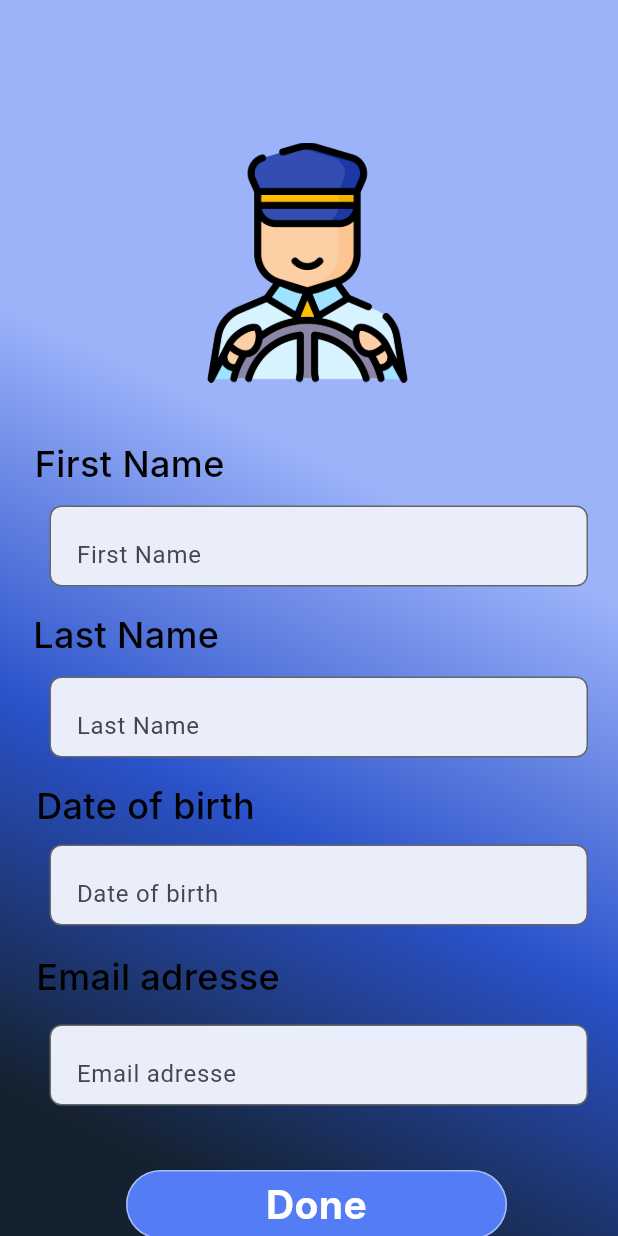
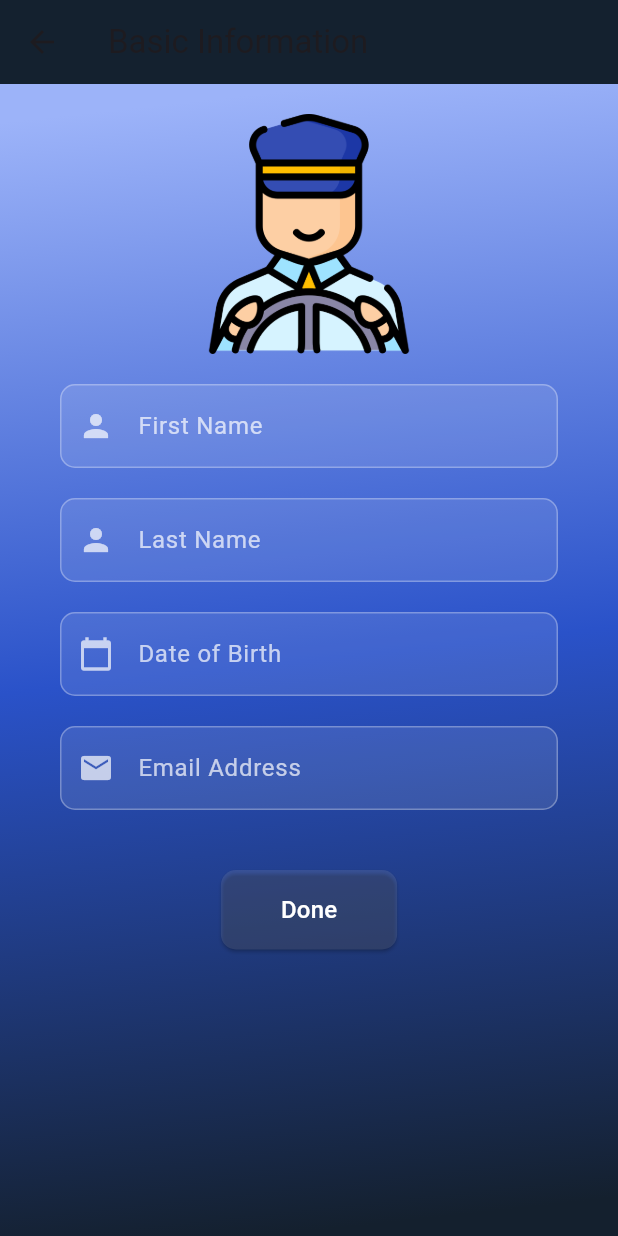
Before and after one commit to ikorach01/bus_app, a Flutter app: the BasicInfoPage screen opened directly, after a tap on "Done", on a phone screen of 412 x 824 dp. Run offline on Flutter 3.47's test engine with Material 3 defaults, Android fonts, the phone set to English and light mode, and no system bars; our stand-ins replace app_links, flutter_map, image_picker, latlong2, location, permission_handler and 2 more; accounts and stored records are empty; Roboto replaces fonts that are missing (Instrument Sans, Inter).

Commit message:
حفظ التعديلات قبل جلب التحديثات

```diff
--- a/lib/features/driver/auth/add_information.dart
+++ b/lib/features/driver/auth/add_information.dart
@@ -115,7 +115,7 @@ class _AddInformationPageState extends State<AddInformationPage> {
                   Navigator.push(
                     context,
                     MaterialPageRoute(
-                      builder: (context) => const BasicInfoPage(),
+                      builder: (context) => BasicInfoPage(), // Removed const
                     ),
                   );
                 },
--- a/lib/features/driver/auth/basic_info.dart
+++ b/lib/features/driver/auth/basic_info.dart
@@ -1,6 +1,9 @@
 import 'package:flutter/material.dart';
+import 'add_information.dart'; // استيراد صفحة add_information.dart
 
 class BasicInfoPage extends StatefulWidget {
+  const BasicInfoPage({Key? key}) : super(key: key);
+
   @override
   _BasicInfoPageState createState() => _BasicInfoPageState();
 }
@@ -12,26 +15,65 @@ class _BasicInfoPageState extends State<BasicInfoPage> {
   final _dateOfBirthController = TextEditingController();
   final _emailController = TextEditingController();
 
+  void _validateAndNavigate(BuildContext context) {
+    if (_formKey.currentState!.validate()) {
+      // التحقق من صحة البيانات
+      if (_firstNameController.text.isEmpty ||
+          _lastNameController.text.isEmpty ||
+          _dateOfBirthController.text.isEmpty ||
+          _emailController.text.isEmpty) {
+        // عرض رسالة خطأ إذا كانت البيانات غير صحيحة
+        ScaffoldMessenger.of(context).showSnackBar(
+          const SnackBar(
+            content: Text('Please fill all fields correctly.'),
+            backgroundColor: Colors.red,
+          ),
+        );
+      } else if (!RegExp(r'^[\w-\.]+@([\w-]+\.)+[\w-]{2,4}$')
+          .hasMatch(_emailController.text)) {
+        // التحقق من صحة البريد الإلكتروني
+        ScaffoldMessenger.of(context).showSnackBar(
+          const SnackBar(
+            content: Text('Please enter a valid email address.'),
+            backgroundColor: Colors.red,
+          ),
+        );
+      } else {
+        // الانتقال إلى صفحة add_information.dart إذا كانت البيانات صحيحة
+        Navigator.push(
+          context,
+          MaterialPageRoute(
+            builder: (context) => AddInformationPage(),
+          ),
+        );
+      }
+    }
+  }
+
   @override
   Widget build(BuildContext context) {
     return Scaffold(
+      appBar: AppBar(
+        title: const Text('Basic Information'),
+        backgroundColor: const Color(0xFF14212F),
+      ),
       body: Container(
-        width: 412,
-        height: 917,
-        clipBehavior: Clip.antiAlias,
-        decoration: BoxDecoration(
+        width: double.infinity,
+        height: double.infinity,
+        decoration: const BoxDecoration(
           gradient: LinearGradient(
-            begin: Alignment(1.00, -0.02),
-            end: Alignment(0.00, 1.00),
-            colors: [Color(0xFF9CB3FA), Color(0xFF2A52CA), Color(0xFF14212F)],
+            begin: Alignment(-0.20, -0.98),
+            end: Alignment(0.2, 0.98),
+            colors: [Color(0xFF9CB3F9), Color(0xFF2A52C9), Color(0xFF14202E)],
           ),
         ),
-        child: Stack(
-          children: [
-            Positioned(
-              left: 125,
-              top: 95,
-              child: Container(
+        child: SingleChildScrollView(
+          child: Column(
+            mainAxisAlignment: MainAxisAlignment.center,
+            children: [
+              const SizedBox(height: 20),
+              // إضافة الصورة في الأعلى
+              Container(
                 width: 160,
                 height: 160,
                 decoration: BoxDecoration(
@@ -41,216 +83,107 @@ class _BasicInfoPageState extends State<BasicInfoPage> {
                   ),
                 ),
               ),
-            ),
-            Positioned(
-              left: 23,
-              top: 292,
-              child: Text(
-                'First Name',
-                textAlign: TextAlign.center,
-                style: TextStyle(
-                  color: Colors.black,
-                  fontSize: 24,
-                  fontFamily: 'Inter',
-                  fontWeight: FontWeight.w500,
+              const SizedBox(height: 20),
+              _buildTextField(
+                controller: _firstNameController,
+                label: 'First Name',
+                icon: Icons.person,
+                validator: (value) {
+                  if (value == null || value.isEmpty) {
+                    return 'Please enter your first name';
+                  }
+                  return null;
+                },
+              ),
+              const SizedBox(height: 20),
+              _buildTextField(
+                controller: _lastNameController,
+                label: 'Last Name',
+                icon: Icons.person,
+                validator: (value) {
+                  if (value == null || value.isEmpty) {
+                    return 'Please enter your last name';
+                  }
+                  return null;
+                },
+              ),
+              const SizedBox(height: 20),
+              _buildTextField(
+                controller: _dateOfBirthController,
+                label: 'Date of Birth',
+                icon: Icons.calendar_today,
+                validator: (value) {
+                  if (value == null || value.isEmpty) {
+                    return 'Please enter your date of birth';
+                  }
+                  return null;
+                },
+              ),
+              const SizedBox(height: 20),
+              _buildTextField(
+                controller: _emailController,
+                label: 'Email Address',
+                icon: Icons.email,
+                validator: (value) {
+                  if (value == null || value.isEmpty) {
+                    return 'Please enter your email address';
+                  }
+                  if (!RegExp(r'^[\w-\.]+@([\w-]+\.)+[\w-]{2,4}$').hasMatch(value)) {
+                    return 'Please enter a valid email address';
+                  }
+                  return null;
+                },
+              ),
+              const SizedBox(height: 40),
+              ElevatedButton(
+                onPressed: () => _validateAndNavigate(context),
+                style: ElevatedButton.styleFrom(
+                  padding: const EdgeInsets.symmetric(horizontal: 40, vertical: 15),
+                  backgroundColor: Colors.white.withOpacity(0.1),
+                  shape: RoundedRectangleBorder(
+                    borderRadius: BorderRadius.circular(10),
+                  ),
+                ),
+                child: const Text(
+                  'Done',
+                  style: TextStyle(color: Colors.white, fontSize: 16),
                 ),
               ),
-            ),
-            Positioned(
-              left: 22,
-              top: 406,
-              child: Text(
-                'Last Name',
-                textAlign: TextAlign.center,
-                style: TextStyle(
-                  color: Colors.black,
-                  fontSize: 24,
-                  fontFamily: 'Inter',
-                  fontWeight: FontWeight.w500,
-                ),
-              ),
-            ),
-            Positioned(
-              left: 24,
-              top: 520,
-              child: Text(
-                'Date of birth',
-                textAlign: TextAlign.center,
-                style: TextStyle(
-                  color: Colors.black,
-                  fontSize: 24,
-                  fontFamily: 'Inter',
-                  fontWeight: FontWeight.w500,
-                ),
-              ),
-            ),
-            Positioned(
-              left: 24,
-              top: 634,
-              child: Text(
-                'Email adresse',
-                textAlign: TextAlign.center,
-                style: TextStyle(
-                  color: Colors.black,
-                  fontSize: 24,
-                  fontFamily: 'Inter',
-                  fontWeight: FontWeight.w500,
-                ),
-              ),
-            ),
-            Positioned(
-              left: 33,
-              top: 337,
-              child: Container(
-                width: 359,
-                height: 54,
-                padding: const EdgeInsets.symmetric(horizontal: 6),
-                decoration: ShapeDecoration(
-                  color: Color(0xFFEAEEFA),
-                  shape: RoundedRectangleBorder(
-                    side: BorderSide(width: 1, color: Color(0xFF666666)),
-                    borderRadius: BorderRadius.circular(8),
-                  ),
-                ),
-                child: TextFormField(
-                  controller: _firstNameController,
-                  decoration: InputDecoration(
-                    hintText: 'First Name',
-                    border: InputBorder.none,
-                    contentPadding: EdgeInsets.only(left: 11, top: 17),
-                  ),
-                ),
-              ),
-            ),
-            Positioned(
-              left: 33,
-              top: 451,
-              child: Container(
-                width: 359,
-                height: 54,
-                padding: const EdgeInsets.symmetric(horizontal: 6),
-                decoration: ShapeDecoration(
-                  color: Color(0xFFEAEEFA),
-                  shape: RoundedRectangleBorder(
-                    side: BorderSide(width: 1, color: Color(0xFF666666)),
-                    borderRadius: BorderRadius.circular(8),
-                  ),
-                ),
-                child: TextFormField(
-                  controller: _lastNameController,
-                  decoration: InputDecoration(
-                    hintText: 'Last Name',
-                    border: InputBorder.none,
-                    contentPadding: EdgeInsets.only(left: 11, top: 17),
-                  ),
-                ),
-              ),
-            ),
-            Positioned(
-              left: 33,
-              top: 563,
-              child: Container(
-                width: 359,
-                height: 54,
-                padding: const EdgeInsets.symmetric(horizontal: 6),
-                decoration: ShapeDecoration(
-                  color: Color(0xFFEAEEFA),
-                  shape: RoundedRectangleBorder(
-                    side: BorderSide(width: 1, color: Color(0xFF666666)),
-                    borderRadius: BorderRadius.circular(8),
-                  ),
-                ),
-                child: TextFormField(
-                  controller: _dateOfBirthController,
-                  decoration: InputDecoration(
-                    hintText: 'Date of birth',
-                    border: InputBorder.none,
-                    contentPadding: EdgeInsets.only(left: 11, top: 17),
-                  ),
-                ),
-              ),
-            ),
-            Positioned(
-              left: 33,
-              top: 683,
-              child: Container(
-                width: 359,
-                height: 54,
-                padding: const EdgeInsets.symmetric(horizontal: 6),
-                decoration: ShapeDecoration(
-                  color: Color(0xFFEAEEFA),
-                  shape: RoundedRectangleBorder(
-                    side: BorderSide(width: 1, color: Color(0xFF666666)),
-                    borderRadius: BorderRadius.circular(8),
-                  ),
-                ),
-                child: TextFormField(
-                  controller: _emailController,
-                  decoration: InputDecoration(
-                    hintText: 'Email adresse',
-                    border: InputBorder.none,
-                    contentPadding: EdgeInsets.only(left: 11, top: 17),
-                  ),
-                ),
-              ),
-            ),
-            Positioned(
-              left: 84,
-              top: 780,
-              child: GestureDetector(
-                onTap: () {
-                  if (_formKey.currentState!.validate()) {
-                    // Navigate to the next page
-                    Navigator.push(
-                      context,
-                      MaterialPageRoute(
-                        builder: (context) => AddInformationPage(),
-                      ),
-                    );
-                  }
-                },
-                child: Container(
-                  width: 254,
-                  height: 46,
-                  clipBehavior: Clip.antiAlias,
-                  decoration: ShapeDecoration(
-                    color: Color(0xFF547CF5),
-                    shape: RoundedRectangleBorder(
-                      side: BorderSide(
-                        width: 1,
-                        color: Colors.white.withOpacity(0.5),
-                      ),
-                      borderRadius: BorderRadius.circular(30),
-                    ),
-                  ),
-                  child: Center(
-                    child: Text(
-                      'Done',
-                      textAlign: TextAlign.center,
-                      style: TextStyle(
-                        color: Colors.white,
-                        fontSize: 26,
-                        fontFamily: 'Inter',
-                        fontWeight: FontWeight.w700,
-                      ),
-                    ),
-                  ),
-                ),
-              ),
-            ),
-          ],
+              const SizedBox(height: 20),
+            ],
+          ),
         ),
       ),
     );
   }
-}
 
-class AddInformationPage extends StatelessWidget {
-  @override
-  Widget build(BuildContext context) {
-    return Scaffold(
-      body: Center(
-        child: Text('Add Information Page'),
+  Widget _buildTextField({
+    required TextEditingController controller,
+    required String label,
+    required IconData icon,
+    required String? Function(String?)? validator,
+  }) {
+    return Padding(
+      padding: const EdgeInsets.symmetric(horizontal: 40),
+      child: TextFormField(
+        controller: controller,
+        style: const TextStyle(color: Colors.white),
+        decoration: InputDecoration(
+          labelText: label,
+          labelStyle: TextStyle(color: Colors.white.withOpacity(0.7)),
+          prefixIcon: Icon(icon, color: Colors.white.withOpacity(0.7)),
+          enabledBorder: OutlineInputBorder(
+            borderRadius: BorderRadius.circular(10),
+            borderSide: BorderSide(color: Colors.white.withOpacity(0.3)),
+          ),
+          focusedBorder: OutlineInputBorder(
+            borderRadius: BorderRadius.circular(10),
+            borderSide: const BorderSide(color: Color(0xFF2A52CA)),
+          ),
+          filled: true,
+          fillColor: Colors.white.withOpacity(0.1),
+        ),
+        validator: validator,
       ),
     );
   }
```
Also changed, not shown: 12 other files.
